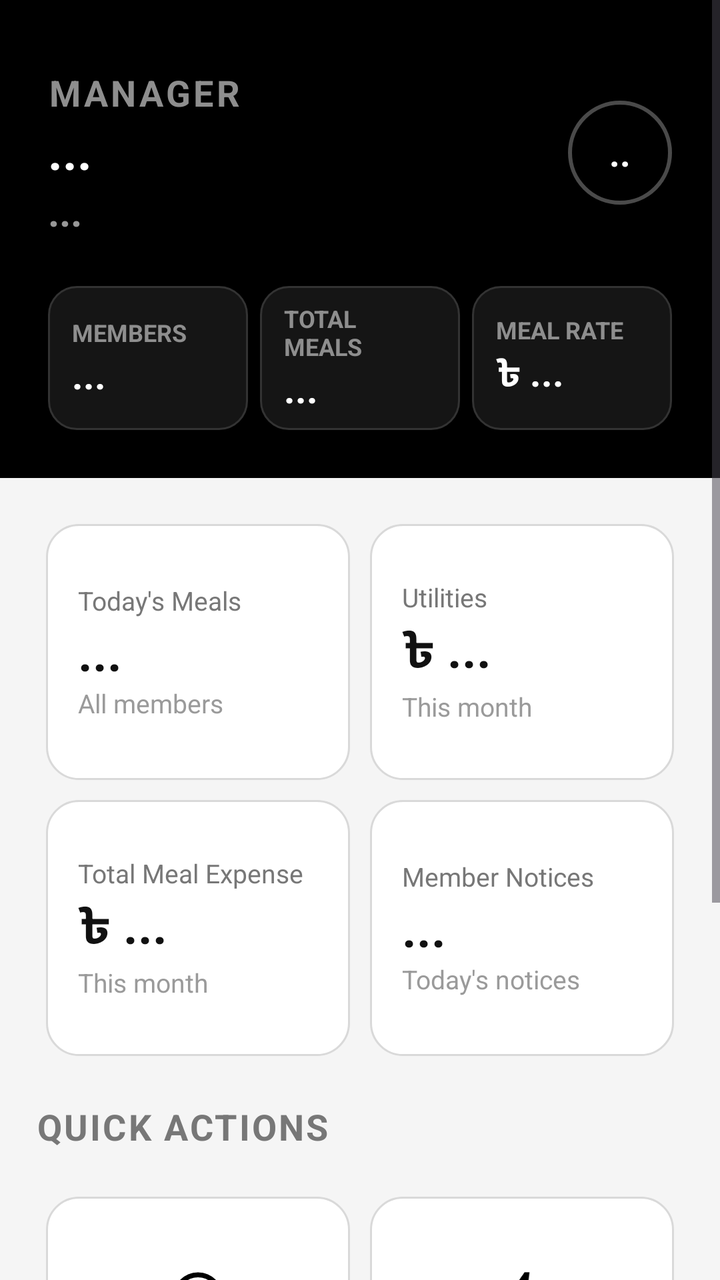
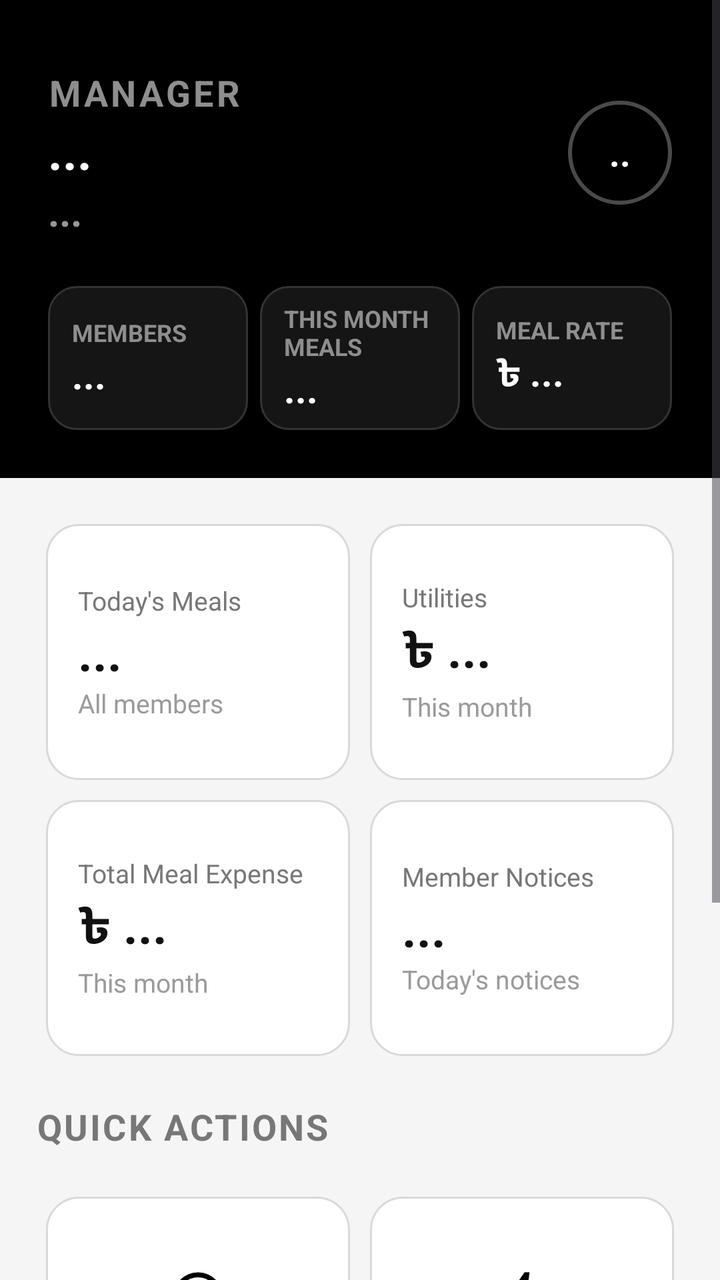

The first picture is an Android layout as it rendered before a commit; the second is the same layout after the commit. The layout source and the unified diff follow.
<!-- AndroidManifest.xml: application theme Theme.MessMaster -->
<!-- res/layout/fragment_manager_home.xml -->
<?xml version="1.0" encoding="utf-8"?>
<ScrollView xmlns:android="http://schemas.android.com/apk/res/android"
    xmlns:tools="http://schemas.android.com/tools"
    android:layout_width="match_parent"
    android:layout_height="match_parent"
    android:background="#F5F5F5"
    android:fillViewport="true"
    android:fitsSystemWindows="true"
    tools:context=".managerdashboard.FragmentHome">

    <LinearLayout
        android:layout_width="match_parent"
        android:layout_height="wrap_content"
        android:orientation="vertical"
        android:paddingBottom="20dp">

        <LinearLayout
            android:layout_width="match_parent"
            android:layout_height="wrap_content"
            android:background="@color/black"
            android:orientation="vertical"
            android:paddingLeft="24dp"
            android:paddingRight="24dp"
            android:paddingTop="34dp"
            android:paddingBottom="24dp">

            <LinearLayout
                android:layout_width="match_parent"
                android:layout_height="wrap_content"
                android:orientation="horizontal"
                android:gravity="center_vertical">

                <LinearLayout
                    android:layout_width="0dp"
                    android:layout_height="wrap_content"
                    android:layout_weight="1"
                    android:orientation="vertical">

                    <TextView
                        android:layout_width="wrap_content"
                        android:layout_height="wrap_content"
                        android:text="MANAGER"
                        android:textColor="#8E8E8E"
                        android:textSize="18sp"
                        android:textStyle="bold"
                        android:letterSpacing="0.08" />

                    <TextView
                        android:id="@+id/txtManagerName"
                        android:layout_width="wrap_content"
                        android:layout_height="wrap_content"
                        android:text="..."
                        android:textColor="@color/white"
                        android:textSize="25sp"
                        android:textStyle="bold" />

                    <TextView
                        android:id="@+id/txtMessName"
                        android:layout_width="wrap_content"
                        android:layout_height="wrap_content"
                        android:text="..."
                        android:textColor="#979797"
                        android:textSize="20sp"
                        android:textStyle="bold" />

                </LinearLayout>

                <TextView
                    android:id="@+id/tvAvatar"
                    android:layout_width="52dp"
                    android:layout_height="52dp"
                    android:background="@drawable/bg_avatar_circle"
                    android:gravity="center"
                    android:text=".."
                    android:textColor="#FFFFFF"
                    android:textSize="18sp"
                    android:textStyle="bold" />

            </LinearLayout>

            <LinearLayout
                android:layout_width="match_parent"
                android:layout_height="wrap_content"
                android:layout_marginTop="24dp"
                android:orientation="horizontal">

                <LinearLayout
                    android:layout_width="0dp"
                    android:layout_weight="1"
                    android:layout_height="72dp"
                    android:background="@drawable/bg_dark_card"
                    android:orientation="vertical"
                    android:gravity="center_vertical"
                    android:paddingStart="12dp"
                    android:paddingEnd="12dp"
                    android:layout_marginEnd="6dp">

                    <TextView
                        android:layout_width="wrap_content"
                        android:layout_height="wrap_content"
                        android:text="MEMBERS"
                        android:textColor="#8E8E8E"
                        android:textSize="12sp"
                        android:textStyle="bold"/>

                    <TextView
                        android:id="@+id/txtTotalMembers"
                        android:layout_width="wrap_content"
                        android:layout_height="wrap_content"
                        android:text="..."
                        android:textColor="@color/white"
                        android:textSize="19sp"
                        android:textStyle="bold"/>
                </LinearLayout>

                <LinearLayout
                    android:layout_width="0dp"
                    android:layout_weight="1"
                    android:layout_height="72dp"
                    android:background="@drawable/bg_dark_card"
                    android:orientation="vertical"
                    android:gravity="center_vertical"
                    android:paddingStart="12dp"
                    android:paddingEnd="12dp"
                    android:layout_marginEnd="6dp">

                    <TextView
                        android:layout_width="wrap_content"
                        android:layout_height="wrap_content"
                        android:text="TOTAL MEALS"
                        android:textColor="#8E8E8E"
                        android:textSize="12sp"
                        android:textStyle="bold"/>

                    <TextView
                        android:id="@+id/txtTotalMeals"
                        android:layout_width="wrap_content"
                        android:layout_height="wrap_content"
                        android:text="..."
                        android:textColor="@color/white"
                        android:textSize="19sp"
                        android:textStyle="bold"/>
                </LinearLayout>

                <LinearLayout
                    android:layout_width="0dp"
                    android:layout_weight="1"
                    android:layout_height="72dp"
                    android:background="@drawable/bg_dark_card"
                    android:orientation="vertical"
                    android:gravity="center_vertical"
                    android:paddingStart="12dp"
                    android:paddingEnd="12dp">

                    <TextView
                        android:layout_width="wrap_content"
                        android:layout_height="wrap_content"
                        android:text="MEAL RATE"
                        android:textColor="#8E8E8E"
                        android:textSize="12sp"
                        android:textStyle="bold"/>

                    <TextView
                        android:id="@+id/txtMealRate"
                        android:layout_width="wrap_content"
                        android:layout_height="wrap_content"
                        android:text="৳ ..."
                        android:textColor="@color/white"
                        android:textSize="19sp"
                        android:textStyle="bold"/>
                </LinearLayout>

            </LinearLayout>

        </LinearLayout>

        <GridLayout
            android:layout_width="match_parent"
            android:layout_height="wrap_content"
            android:columnCount="2"
            android:padding="18dp"
            android:rowCount="2">

            <LinearLayout
                android:layout_width="0dp"
                android:layout_height="128dp"
                android:layout_columnWeight="1"
                android:layout_margin="5dp"
                android:background="@drawable/bg_white_card"
                android:gravity="center_vertical"
                android:padding="16dp"
                android:orientation="vertical">

                <TextView
                    android:layout_width="wrap_content"
                    android:layout_height="wrap_content"
                    android:text="Today's Meals"
                    android:textColor="#777777"
                    android:textSize="13sp"/>

                <TextView
                    android:id="@+id/txtTodaysMeals"
                    android:layout_width="wrap_content"
                    android:layout_height="wrap_content"
                    android:text="..."
                    android:textColor="#111111"
                    android:textSize="25sp"
                    android:textStyle="bold"/>

                <TextView
                    android:layout_width="wrap_content"
                    android:layout_height="wrap_content"
                    android:text="All members"
                    android:textColor="#9A9A9A"
                    android:textSize="13sp" />

            </LinearLayout>

            <LinearLayout
                android:layout_width="0dp"
                android:layout_height="128dp"
                android:layout_columnWeight="1"
                android:layout_margin="5dp"
                android:background="@drawable/bg_white_card"
                android:gravity="center_vertical"
                android:padding="16dp"
                android:orientation="vertical">

                <TextView
                    android:layout_width="wrap_content"
                    android:layout_height="wrap_content"
                    android:text="Utilities"
                    android:textColor="#777777"
                    android:textSize="13sp"/>

                <TextView
                    android:id="@+id/txtTotalUtility"
                    android:layout_width="wrap_content"
                    android:layout_height="wrap_content"
                    android:text="৳ ..."
                    android:textColor="#111111"
                    android:textSize="25sp"
                    android:textStyle="bold"/>

                <TextView
                    android:layout_width="wrap_content"
                    android:layout_height="wrap_content"
                    android:text="This month"
                    android:textColor="#9A9A9A"
                    android:textSize="13sp" />

            </LinearLayout>

            <LinearLayout
                android:layout_width="0dp"
                android:layout_height="128dp"
                android:layout_columnWeight="1"
                android:layout_margin="5dp"
                android:background="@drawable/bg_white_card"
                android:gravity="center_vertical"
                android:padding="16dp"
                android:orientation="vertical">

                <TextView
                    android:layout_width="wrap_content"
                    android:layout_height="wrap_content"
                    android:text="Total Meal Expense"
                    android:textColor="#777777"
                    android:textSize="13sp"/>

                <TextView
                    android:id="@+id/txtTotalMealExpense"
                    android:layout_width="wrap_content"
                    android:layout_height="wrap_content"
                    android:text="৳ ..."
                    android:textColor="#111111"
                    android:textSize="25sp"
                    android:textStyle="bold"/>

                <TextView
                    android:layout_width="wrap_content"
                    android:layout_height="wrap_content"
                    android:text="This month"
                    android:textColor="#9A9A9A"
                    android:textSize="13sp" />

            </LinearLayout>

            <LinearLayout
                android:layout_width="0dp"
                android:layout_height="128dp"
                android:layout_columnWeight="1"
                android:layout_margin="5dp"
                android:background="@drawable/bg_white_card"
                android:gravity="center_vertical"
                android:padding="16dp"
                android:orientation="vertical">

                <TextView
                    android:layout_width="wrap_content"
                    android:layout_height="wrap_content"
                    android:text="Member Notices"
                    android:textColor="#777777"
                    android:textSize="13sp"/>

                <TextView
                    android:id="@+id/txtTodayMemberNotices"
                    android:layout_width="wrap_content"
                    android:layout_height="wrap_content"
                    android:text="..."
                    android:textColor="#111111"
                    android:textSize="25sp"
                    android:textStyle="bold"/>

                <TextView
                    android:layout_width="wrap_content"
                    android:layout_height="wrap_content"
                    android:text="Today's notices"
                    android:textColor="#9A9A9A"
                    android:textSize="13sp" />

            </LinearLayout>

        </GridLayout>

        <TextView
            android:layout_width="wrap_content"
            android:layout_height="wrap_content"
            android:text="QUICK ACTIONS"
            android:textColor="#777777"
            android:textSize="18sp"
            android:textStyle="bold"
            android:letterSpacing="0.06"
            android:layout_marginHorizontal="18dp"/>

        <GridLayout
            android:layout_width="match_parent"
            android:layout_height="wrap_content"
            android:columnCount="2"
            android:padding="18dp"
            android:rowCount="2">

            <LinearLayout
                android:id="@+id/btnAddMeal"
                android:layout_width="0dp"
                android:layout_height="128dp"
                android:layout_columnWeight="1"
                android:layout_margin="5dp"
                android:background="@drawable/bg_white_card"
                android:gravity="center_vertical"
                android:padding="16dp"
                android:orientation="vertical">

                <ImageView
                    android:layout_width="30dp"
                    android:layout_height="30dp"
                    android:layout_gravity="center"
                    android:src="@drawable/add_icon"/>

                <TextView
                    android:layout_width="wrap_content"
                    android:layout_height="wrap_content"
                    android:layout_gravity="center"
                    android:layout_marginTop="8dp"
                    android:text="Add Meal"
                    android:textColor="#111111"
                    android:textSize="14sp"
                    android:textStyle="bold"/>

            </LinearLayout>

            <LinearLayout
                android:id="@+id/btnAddUtility"
                android:layout_width="0dp"
                android:layout_height="128dp"
                android:layout_columnWeight="1"
                android:layout_margin="5dp"
                android:background="@drawable/bg_white_card"
                android:gravity="center_vertical"
                android:padding="16dp"
                android:orientation="vertical">

                <ImageView
                    android:layout_width="30dp"
                    android:layout_height="30dp"
                    android:layout_gravity="center"
                    android:src="@drawable/utility_icon"/>

                <TextView
                    android:layout_width="wrap_content"
                    android:layout_height="wrap_content"
                    android:layout_gravity="center"
                    android:layout_marginTop="8dp"
                    android:text="Add Utility"
                    android:textColor="#111111"
                    android:textSize="14sp"
                    android:textStyle="bold"/>

            </LinearLayout>

            <LinearLayout
                android:id="@+id/btnNotifcation"
                android:layout_width="0dp"
                android:layout_height="128dp"
                android:layout_columnWeight="1"
                android:layout_margin="5dp"
                android:background="@drawable/bg_white_card"
                android:gravity="center_vertical"
                android:padding="16dp"
                android:orientation="vertical">

                <ImageView
                    android:layout_width="30dp"
                    android:layout_height="30dp"
                    android:layout_gravity="center"
                    android:src="@drawable/notification_icon"/>

                <TextView
                    android:layout_width="wrap_content"
                    android:layout_height="wrap_content"
                    android:layout_gravity="center"
                    android:layout_marginTop="8dp"
                    android:text="Notices"
                    android:textColor="#111111"
                    android:textSize="14sp"
                    android:textStyle="bold"/>

            </LinearLayout>

            <LinearLayout
                android:id="@+id/btnSettings"
                android:layout_width="0dp"
                android:layout_height="128dp"
                android:layout_columnWeight="1"
                android:layout_margin="5dp"
                android:background="@drawable/bg_white_card"
                android:gravity="center_vertical"
                android:padding="16dp"
                android:orientation="vertical">

                <ImageView
                    android:layout_width="30dp"
                    android:layout_height="30dp"
                    android:layout_gravity="center"
                    android:src="@drawable/settings_icon"/>

                <TextView
                    android:layout_width="wrap_content"
                    android:layout_height="wrap_content"
                    android:layout_gravity="center"
                    android:layout_marginTop="8dp"
                    android:text="Settings"
                    android:textColor="#111111"
                    android:textSize="14sp"
                    android:textStyle="bold"/>

            </LinearLayout>

        </GridLayout>

    </LinearLayout>

</ScrollView>
<!-- resources referenced by this layout -->
<resources>
  <color name="black">#FF000000</color>
  <color name="white">#FFFFFFFF</color>
  <!-- drawable add_icon (drawable) -->
  <vector xmlns:android="http://schemas.android.com/apk/res/android"
      android:width="24dp"
      android:height="24dp"
      android:viewportWidth="960"
      android:viewportHeight="960">
    <path
        android:pathData="M440,680h80v-160h160v-80L520,440v-160h-80v160L280,440v80h160v160ZM480,880q-83,0 -156,-31.5T197,763q-54,-54 -85.5,-127T80,480q0,-83 31.5,-156T197,197q54,-54 127,-85.5T480,80q83,0 156,31.5T763,197q54,54 85.5,127T880,480q0,83 -31.5,156T763,763q-54,54 -127,85.5T480,880ZM480,800q134,0 227,-93t93,-227q0,-134 -93,-227t-227,-93q-134,0 -227,93t-93,227q0,134 93,227t227,93ZM480,480Z"
        android:fillColor="#000000"/>
  </vector>
  <!-- drawable bg_avatar_circle (drawable) -->
  <?xml version="1.0" encoding="utf-8"?>
  <shape xmlns:android="http://schemas.android.com/apk/res/android"
      android:shape="oval">
  
      <solid android:color="#000000" />
  
      <stroke
          android:width="2dp"
          android:color="#4A4A4A" />
  
  </shape>
  <!-- drawable bg_dark_card (drawable) -->
  <?xml version="1.0" encoding="utf-8"?>
  <shape xmlns:android="http://schemas.android.com/apk/res/android">
      <solid android:color="#151515" />
      <stroke android:width="1dp" android:color="#333333" />
      <corners android:radius="14dp" />
  </shape>
  <!-- drawable bg_white_card (drawable) -->
  <?xml version="1.0" encoding="utf-8"?>
  <shape xmlns:android="http://schemas.android.com/apk/res/android">
      <solid android:color="#FFFFFF" />
      <stroke android:width="1dp" android:color="#D9D9D9" />
      <corners android:radius="16dp" />
  </shape>
  <!-- drawable notification_icon (drawable) -->
  <vector xmlns:android="http://schemas.android.com/apk/res/android"
      android:width="24dp"
      android:height="24dp"
      android:viewportWidth="960"
      android:viewportHeight="960">
    <path
        android:pathData="M160,760v-80h80v-280q0,-83 50,-147.5T420,168v-28q0,-25 17.5,-42.5T480,80q25,0 42.5,17.5T540,140v28q80,20 130,84.5T720,400v280h80v80L160,760ZM480,460ZM480,880q-33,0 -56.5,-23.5T400,800h160q0,33 -23.5,56.5T480,880ZM320,680h320v-280q0,-66 -47,-113t-113,-47q-66,0 -113,47t-47,113v280Z"
        android:fillColor="#000000"/>
  </vector>
  <!-- drawable settings_icon (drawable) -->
  <vector xmlns:android="http://schemas.android.com/apk/res/android"
      android:width="24dp"
      android:height="24dp"
      android:viewportWidth="960"
      android:viewportHeight="960">
    <path
        android:pathData="m370,880 l-16,-128q-13,-5 -24.5,-12T307,725l-119,50L78,585l103,-78q-1,-7 -1,-13.5v-27q0,-6.5 1,-13.5L78,375l110,-190 119,50q11,-8 23,-15t24,-12l16,-128h220l16,128q13,5 24.5,12t22.5,15l119,-50 110,190 -103,78q1,7 1,13.5v27q0,6.5 -2,13.5l103,78 -110,190 -118,-50q-11,8 -23,15t-24,12L590,880L370,880ZM440,800h79l14,-106q31,-8 57.5,-23.5T639,633l99,41 39,-68 -86,-65q5,-14 7,-29.5t2,-31.5q0,-16 -2,-31.5t-7,-29.5l86,-65 -39,-68 -99,42q-22,-23 -48.5,-38.5T533,266l-13,-106h-79l-14,106q-31,8 -57.5,23.5T321,327l-99,-41 -39,68 86,64q-5,15 -7,30t-2,32q0,16 2,31t7,30l-86,65 39,68 99,-42q22,23 48.5,38.5T427,694l13,106ZM482,620q58,0 99,-41t41,-99q0,-58 -41,-99t-99,-41q-59,0 -99.5,41T342,480q0,58 40.5,99t99.5,41ZM480,480Z"
        android:fillColor="#000000"/>
  </vector>
  <!-- drawable utility_icon (drawable) -->
  <vector xmlns:android="http://schemas.android.com/apk/res/android"
      android:width="24dp"
      android:height="24dp"
      android:viewportWidth="960"
      android:viewportHeight="960">
    <path
        android:pathData="m422,728 l207,-248L469,480l29,-227 -185,267h139l-30,208ZM320,880l40,-280L160,600l360,-520h80l-40,320h240L400,880h-80ZM471,490Z"
        android:fillColor="#000000"/>
  </vector>
  <style name="Theme.MessMaster" parent="Base.Theme.MessMaster" />
  <style name="Base.Theme.MessMaster" parent="Theme.Material3.DayNight.NoActionBar">
          
          
      </style>
</resources>

<!-- the commit's change to res/layout/fragment_manager_home.xml (unified diff, before → after) -->
@@ -127,7 +127,7 @@
                     <TextView
                         android:layout_width="wrap_content"
                         android:layout_height="wrap_content"
-                        android:text="TOTAL MEALS"
+                        android:text="THIS MONTH MEALS"
                         android:textColor="#8E8E8E"
                         android:textSize="12sp"
                         android:textStyle="bold"/>
